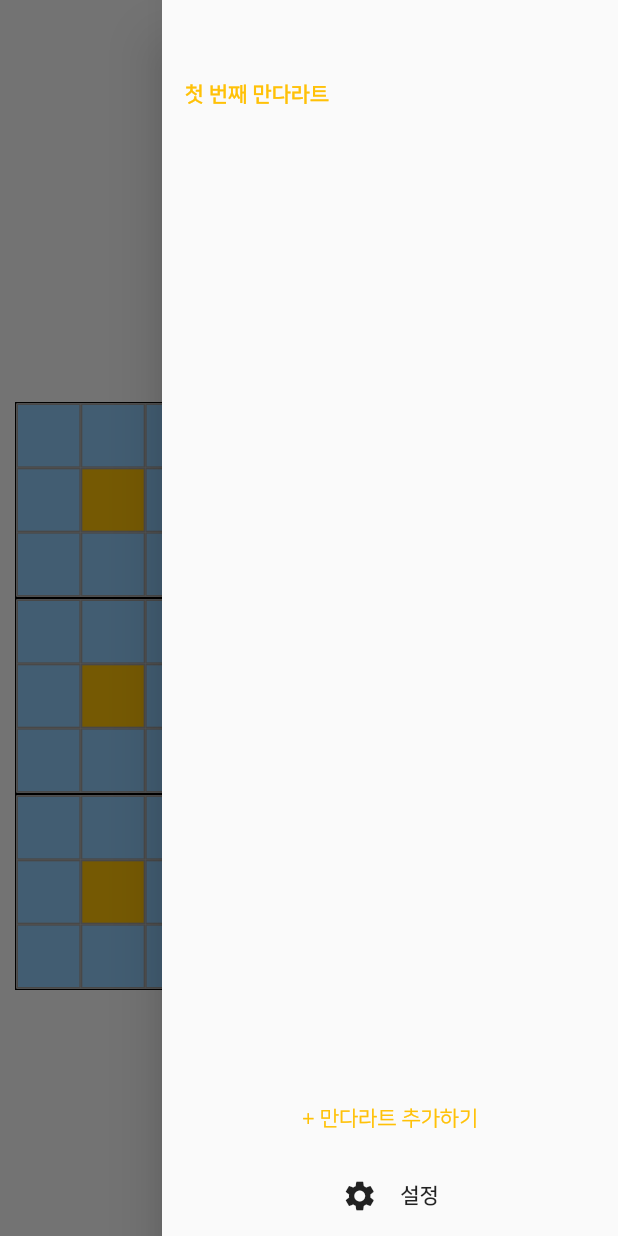
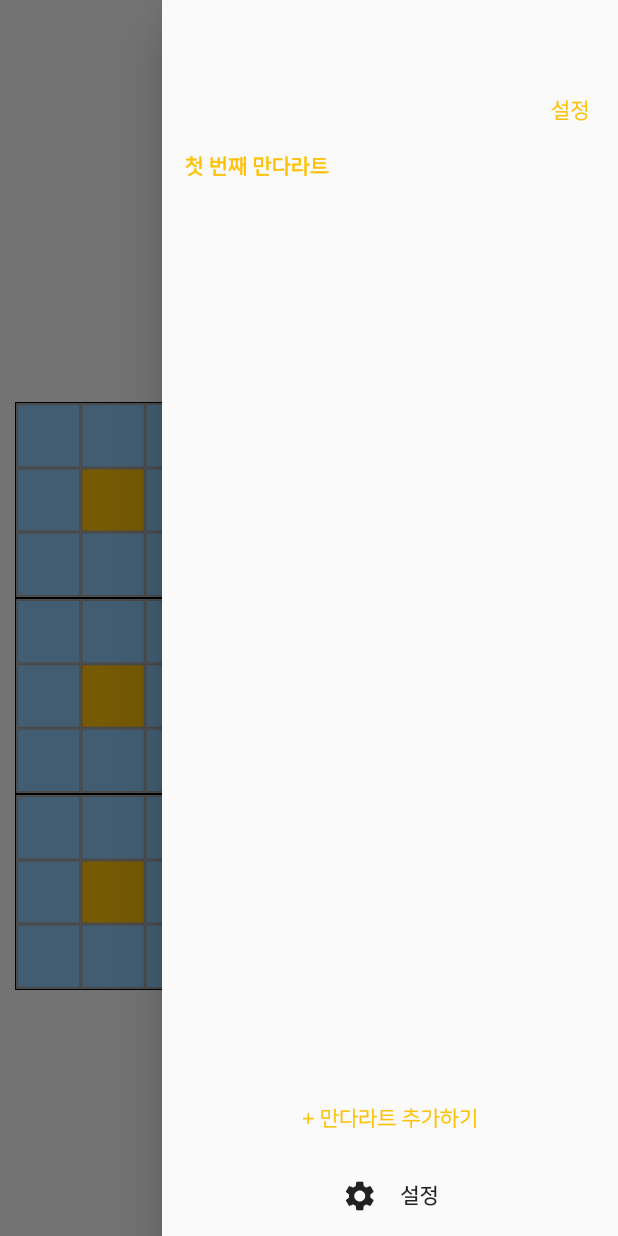
Before and after one commit to hyejin-1010/MandalArt, a Flutter app: the screen it shows after launch, with the side drawer open, on a phone screen of 412 x 824 dp. Run offline on Flutter 3.47's test engine with Material 2 defaults, Android fonts, the phone set to English and light mode, and no system bars; our stand-ins replace get, shared_preferences, sqflite; accounts and stored records are empty.

```diff
--- a/lib/screens/mandalart/components/custom_drawer.dart
+++ b/lib/screens/mandalart/components/custom_drawer.dart
@@ -4,6 +4,7 @@ import 'package:madal_art/controllers/data_controller.dart';
 import 'package:madal_art/controllers/setting_controller.dart';
 import 'package:madal_art/dialogs/edit_dialog.dart';
 import 'package:madal_art/models/mandalart.dart';
+import 'package:madal_art/screens/category_list_screen.dart';
 import 'package:madal_art/screens/settings.dart';
 
 class CustomDrawer extends StatelessWidget {
@@ -75,6 +76,13 @@ class CustomDrawer extends StatelessWidget {
           mainAxisSize: MainAxisSize.max,
           children: [
             SizedBox(height: 50.0),
+            Container(
+              alignment: Alignment.topRight,
+              child: TextButton(
+                onPressed: () => Get.to(CategoryListScreen()),
+                child: Text('설정'),
+              ),
+            ),
             Expanded(child: _buildCategoryListView()),
             TextButton(
               onPressed: _clickAddMandalartButton,
```
Also changed, not shown: lib/screens/category_list_screen.dart (added, +51 -0 lines).
